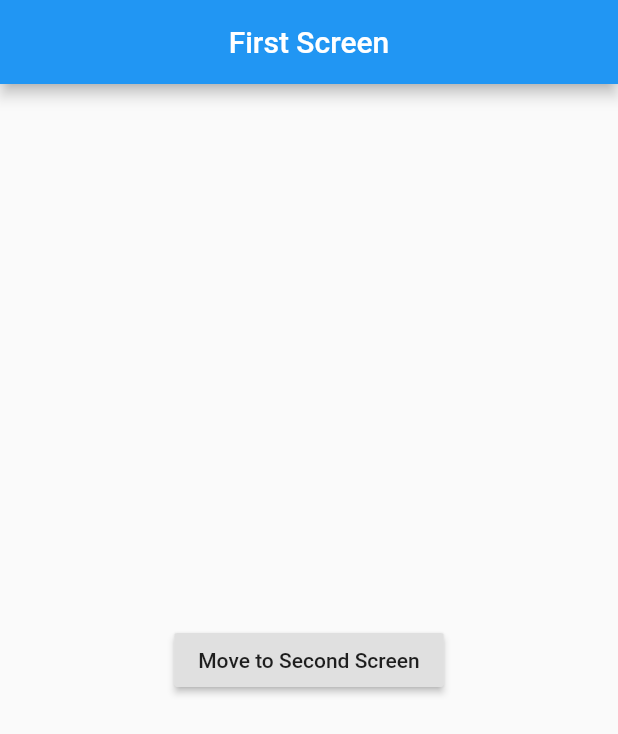
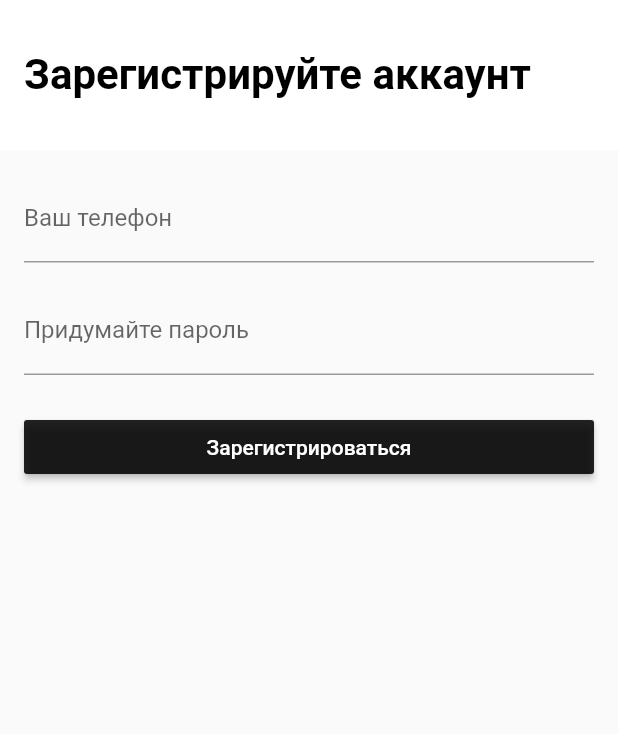
Before and after one commit to ziqq/flutter_weather_app, a Flutter app: the screen it shows after launch, on a phone screen of 412 x 824 dp. Shown: the top 734 px of the screen. Run offline on Flutter 3.47's test engine with Material 2 defaults, Android fonts, the phone set to English and light mode, and no system bars.

Commit message:
add router & add form example

```diff
--- a/lib/constants.dart
+++ b/lib/constants.dart
@@ -3,6 +3,8 @@ import 'package:flutter/material.dart';
 const kTextColor = Color(0xFF535353);
 const kTextLightColor = Color(0xFFACACAC);
 
-const kDefaultPadding = 20.0;
+const kDefaultPadding = 16.0;
+const kDefaultGutter = 24.0;
 const kDefaultFontSize = 16.0;
 const kDefaultBorderRadius = 4.0;
+const kDefaultTitleFontSize = 28.0;
--- a/lib/main.dart
+++ b/lib/main.dart
@@ -1,5 +1,6 @@
 import 'package:flutter/material.dart';
+import 'package:test_flutter/projects/form_example/form_example.dart';
 import 'package:test_flutter/projects/router/router.dart';
 import 'package:test_flutter/projects/weather/weather.dart';
 
-void main() => runApp(RouterApp());
+void main() => runApp(FormExample());
--- /dev/null
+++ b/lib/projects/form_example/form_example.dart
@@ -0,0 +1,11 @@
+import 'package:flutter/material.dart';
+import 'package:test_flutter/projects/form_example/screens/register_form.dart';
+
+class FormExample extends StatelessWidget {
+  @override
+  Widget build(BuildContext context) {
+    return MaterialApp(
+      home: RegisterFormScreen(),
+    );
+  }
+}
--- /dev/null
+++ b/lib/projects/form_example/screens/register_form.dart
@@ -0,0 +1,53 @@
+import 'package:flutter/material.dart';
+import 'package:test_flutter/constants.dart';
+
+class RegisterFormScreen extends StatefulWidget {
+  @override
+  _RegisterFormScreenState createState() => _RegisterFormScreenState();
+}
+
+class _RegisterFormScreenState extends State<RegisterFormScreen> {
+  @override
+  Widget build(BuildContext context) {
+    return MaterialApp(
+      home: Scaffold(
+        appBar: AppBar(
+          title: Text(
+            'Зарегистрируйте аккаунт',
+            style: TextStyle(
+              color: Colors.black,
+              fontWeight: FontWeight.bold,
+              fontSize: kDefaultTitleFontSize,
+            ),
+          ),
+          elevation: 0,
+          toolbarHeight: 100.0,
+          backgroundColor: Colors.white,
+        ),
+        body: Form(
+          child: ListView(
+            padding: EdgeInsets.all(kDefaultPadding),
+            children: [
+              TextFormField(
+                decoration: InputDecoration(
+                  labelText: 'Ваш телефон',
+                ),
+              ),
+              SizedBox(height: kDefaultPadding),
+              TextFormField(
+                decoration: InputDecoration(labelText: 'Придумайте пароль'),
+              ),
+              SizedBox(height: kDefaultGutter),
+              RaisedButton(
+                onPressed: () {},
+                color: Colors.black87,
+                textColor: Colors.white,
+                child: Text('Зарегистрироваться'),
+              )
+            ],
+          ),
+        ),
+      ),
+    );
+  }
+}
--- a/lib/projects/router/router.dart
+++ b/lib/projects/router/router.dart
@@ -13,10 +13,9 @@ class RouterApp extends StatelessWidget {
           case '/':
             return MaterialPageRoute(builder: (context) => FirstScreen());
             break;
-          case '/second':
+          case 'second':
             User user = settings.arguments;
-            return MaterialPageRoute(
-                builder: (context) => SecondScreen(user: user));
+            return MaterialPageRoute(builder: (context) => SecondScreen());
             break;
         }
       },
--- a/lib/projects/weather/weather.dart
+++ b/lib/projects/weather/weather.dart
@@ -1,6 +1,6 @@
 import 'package:flutter/material.dart';
 import 'package:test_flutter/constants.dart';
-import 'package:test_flutter/models/Weather.dart';
+import './models/Weather.dart';
 
 class WeatherApp extends StatelessWidget {
   @override
```
Also changed, not shown: lib/projects/router/screens/first_screen.dart (+64 -9 lines), lib/projects/router/screens/second_screen.dart (+58 -8 lines).
